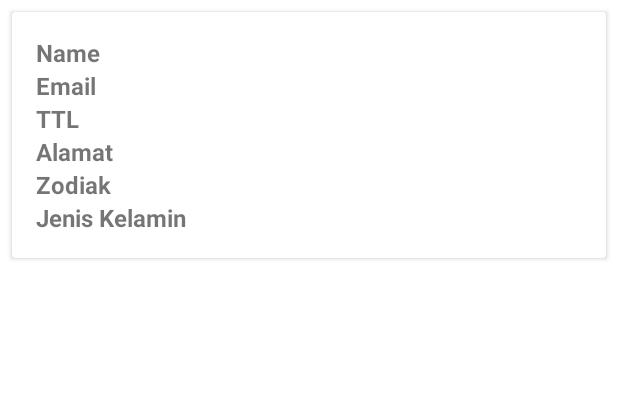
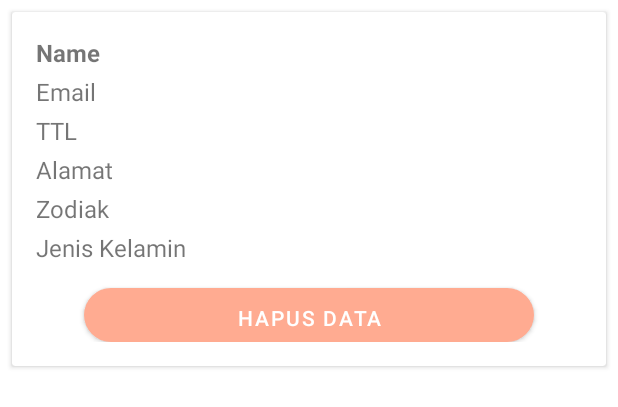
Before and after one commit to Retnoayy/Android_Client, an Android app: the layout item_user.xml on its own in the app's theme, with its tools: preview values and no code run, on a phone screen of 412 x 824 dp. Shown: the top 407 px of the screen. Run offline under Robolectric (Android 15) with nearby library versions, the phone set to English and light mode, and no system bars.

```diff
--- /dev/null
+++ b/app/src/main/res/drawable/button_oval.xml
@@ -0,0 +1,11 @@
+<?xml version="1.0" encoding="utf-8"?>
+<shape xmlns:android="http://schemas.android.com/apk/res/android"
+    android:shape="rectangle">
+    <solid android:color="@color/design_default_color_error"/>
+    <corners android:radius="50dp"/>
+    <padding
+        android:left="16dp"
+        android:top="8dp"
+        android:right="16dp"
+        android:bottom="8dp"/>
+</shape>
--- a/app/src/main/res/layout/item_user.xml
+++ b/app/src/main/res/layout/item_user.xml
@@ -3,10 +3,13 @@
     xmlns:android="http://schemas.android.com/apk/res/android"
     android:layout_width="match_parent"
     android:layout_height="wrap_content"
-    android:layout_margin="8dp">
+    android:layout_margin="8dp"
+    android:elevation="4dp"
+    android:radius="8dp">
+
     <LinearLayout
         android:layout_width="match_parent"
-        android:layout_height="wrap_content"
+        android:layout_height="match_parent"
         android:orientation="vertical"
         android:padding="16dp">
 
@@ -16,7 +19,8 @@
             android:layout_height="wrap_content"
             android:text="Name"
             android:textSize="16sp"
-            android:textStyle="bold" />
+            android:textStyle="bold"
+            android:paddingBottom="4dp"/>
 
         <TextView
             android:id="@+id/textViewEmail"
@@ -24,7 +28,7 @@
             android:layout_height="wrap_content"
             android:text="Email"
             android:textSize="16sp"
-            android:textStyle="bold"/>
+            android:paddingBottom="4dp"/>
 
         <TextView
             android:id="@+id/textViewTtl"
@@ -32,7 +36,7 @@
             android:layout_height="wrap_content"
             android:text="TTL"
             android:textSize="16sp"
-            android:textStyle="bold" />
+            android:paddingBottom="4dp"/>
 
         <TextView
             android:id="@+id/textViewAlamat"
@@ -40,7 +44,7 @@
             android:layout_height="wrap_content"
             android:text="Alamat"
             android:textSize="16sp"
-            android:textStyle="bold"/>
+            android:paddingBottom="4dp"/>
 
         <TextView
             android:id="@+id/textViewZodiak"
@@ -48,7 +52,7 @@
             android:layout_height="wrap_content"
             android:text="Zodiak"
             android:textSize="16sp"
-            android:textStyle="bold" />
+            android:paddingBottom="4dp"/>
 
         <TextView
             android:id="@+id/textViewjk"
@@ -56,6 +60,16 @@
             android:layout_height="wrap_content"
             android:text="Jenis Kelamin"
             android:textSize="16sp"
-            android:textStyle="bold"/>
+            android:paddingBottom="16dp"/>
+
+        <Button
+            android:id="@+id/buttonDelete"
+            android:layout_width="300dp"
+            android:layout_height="36dp"
+            android:layout_gravity="center_horizontal"
+            android:background="@drawable/button_oval"
+            android:text="Hapus data"
+            android:textColor="@android:color/white" />
     </LinearLayout>
+
 </androidx.cardview.widget.CardView>
--- a/app/src/main/res/values/colors.xml
+++ b/app/src/main/res/values/colors.xml
@@ -2,6 +2,6 @@
 <resources>
     <color name="black">#FF000000</color>
     <color name="white">#FFFFFFFF</color>
-    <color name="peachsft">#FACCBE</color>
+    <color name="peachsft">#FFDFD5</color>
     <color name="peach">#FFAB91</color>
 </resources>
```
Also changed, not shown: app/src/main/java/com/retno/android_client/MainActivity.java (+8 -0 lines), app/src/main/java/com/retno/android_client/UserAdapter.java (+81 -9 lines), app/src/main/res/layout/activity_main.xml (+10 -6 lines).
